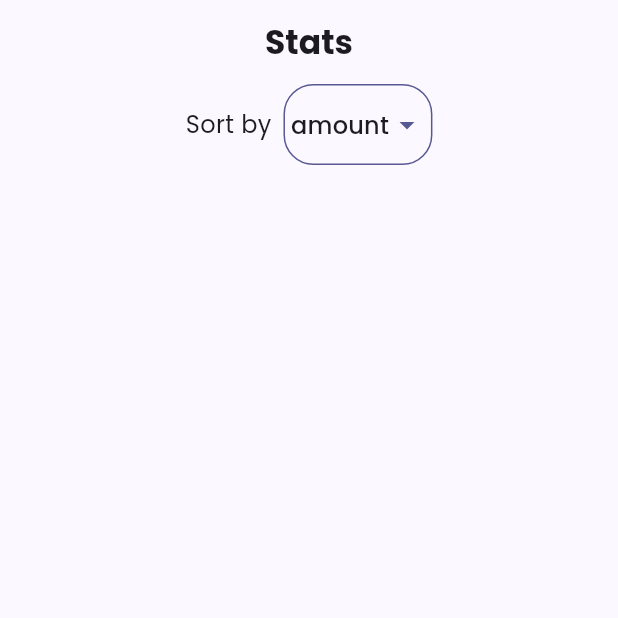
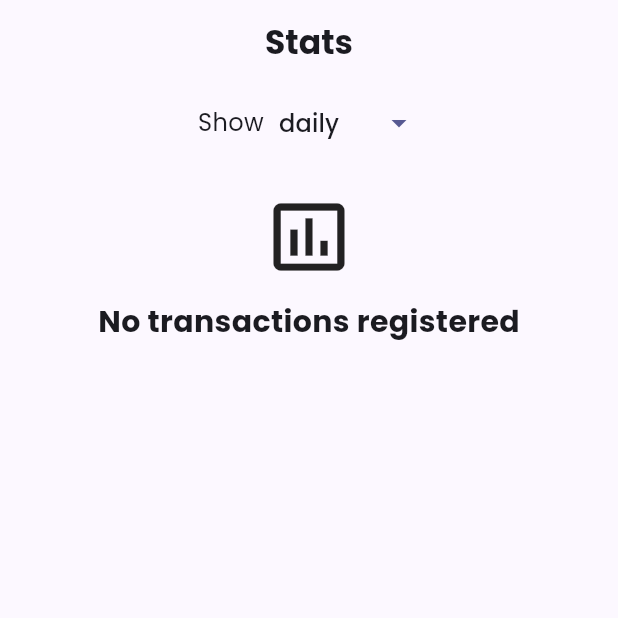
Before and after one commit to MihneaG17/FlutterMobileApp, a Flutter app: the StatsPage screen opened directly, on a phone screen of 412 x 824 dp, the top half of it. Run offline on Flutter 3.47's test engine with Material 3 defaults, Android fonts, the phone set to English and light mode, and no system bars; our stand-ins replace hive, hive_flutter; accounts and stored records are empty.

Commit message:
Started to implement the stats page

```diff
--- a/lib/pages/add_transactions_page.dart
+++ b/lib/pages/add_transactions_page.dart
@@ -11,7 +11,7 @@ class AddTransactionScreen extends StatefulWidget {
 }
 
 class _AddTransactionScreenState extends State<AddTransactionScreen> {
-  final typeItems = ['Food', 'Travel', 'Entertainment', 'Utilities', 'Other'];
+  final typeItems = ['Food', 'Travel', 'Shopping', 'Entertainment', 'Utilities', 'Other'];
 
   String? selectedValue;
 
--- a/lib/pages/stats_page.dart
+++ b/lib/pages/stats_page.dart
@@ -1,4 +1,7 @@
 import 'package:flutter/material.dart';
+import 'package:hive_flutter/hive_flutter.dart';
+
+import 'package:moneyapp/transaction_model.dart';
 
 class StatsPage extends StatefulWidget {
   StatsPage({super.key});
@@ -8,7 +11,7 @@ class StatsPage extends StatefulWidget {
 }
 
 class _StatsPageState extends State<StatsPage> {
-  String _dropdownValue='amount';
+  String _dropdownValue='daily';
 
   void dropDownCallBack(String? selectedValue) {
     if(selectedValue is String) {
@@ -21,6 +24,7 @@ class _StatsPageState extends State<StatsPage> {
   @override
   Widget build(BuildContext context) {
     Color themeColor = Theme.of(context).primaryColor;
+    final box = Hive.box<Transaction>('transactions');
 
     return Scaffold(
       appBar: AppBar(
@@ -33,19 +37,21 @@ class _StatsPageState extends State<StatsPage> {
             Row(
                 mainAxisAlignment: MainAxisAlignment.center,
                 children: <Widget>[
-                  Text('Sort by', style: TextStyle(fontSize: 16)),
+                  Text('Show', style: TextStyle(fontSize: 16)),
                   const SizedBox(width: 8),
                   Container( //de modificat-nu o sa ramana asa
-                    padding: const EdgeInsets.symmetric(horizontal: 4,vertical: 2),
-                    decoration: BoxDecoration(
-                      borderRadius: BorderRadius.circular(20),
-                      border: Border.all(color: themeColor, width: 1)
-                    ),
+                    padding: const EdgeInsets.symmetric(horizontal: 2,vertical: 2),
+                    // decoration: BoxDecoration(
+                    //   borderRadius: BorderRadius.circular(20),
+                    //   border: Border.all(color: themeColor, width: 1)
+                    // ),
                     child: DropdownButtonHideUnderline(
-                      child: DropdownButton(items: const
+                      child: DropdownButton(items:
                         [
-                          DropdownMenuItem(value: "amount", child: Text("amount")),
-                          DropdownMenuItem(value: "date", child: Text("date")),
+                          DropdownMenuItem(value: "daily", child: Text("daily")),
+                          DropdownMenuItem(value: "weekly", child: Text("weekly")),
+                          DropdownMenuItem(value: "monthly", child: Text("monthly")),
+                          DropdownMenuItem(value: "yearly", child: Text("yearly")),
                         ],
                         value: _dropdownValue,
                         onChanged: dropDownCallBack,
@@ -55,6 +61,50 @@ class _StatsPageState extends State<StatsPage> {
                   ),
                 ],
               ),
+              const SizedBox(height: 20),
+              Expanded(
+                child: box.isEmpty ?
+                    Center(
+                      child: const Column(
+                        children: [
+                          Icon(Icons.insert_chart_outlined, size: 60),
+                          const SizedBox(height: 12),
+                          Text("No transactions registered", style: TextStyle(fontWeight: FontWeight.bold, fontSize: 20)),
+                          ]
+                      ),
+                    )
+                    : Column(
+                      children: [
+                        Text("Summary", style: TextStyle(fontWeight: FontWeight.bold, fontSize: 20)),
+                        const SizedBox(height: 20),
+                        Padding(
+                          padding: const EdgeInsets.all(12.0),
+                          child: Column(
+                            children: [
+                              Card(
+                                child: ListTile(
+                                  leading: Icon(Icons.account_balance_wallet),
+                                  title: Text("Total spent: "),
+                                ),
+                              ),
+                              Card(
+                                child: ListTile(
+                                  leading: Icon(Icons.trending_up),
+                                  title: Text("Transactions: "),
+                                  )
+                                ),
+                              Card(
+                                child: ListTile(
+                                  leading: Icon(Icons.leaderboard),
+                                  title: Text("Top category: "),
+                                  )
+                                ),
+                            ],
+                          ),
+                        )
+                      ],
+                    ),
+                ),
           ],
         ),
     );
```
Also changed, not shown: lib/pages/history_page.dart (+33 -5 lines).
